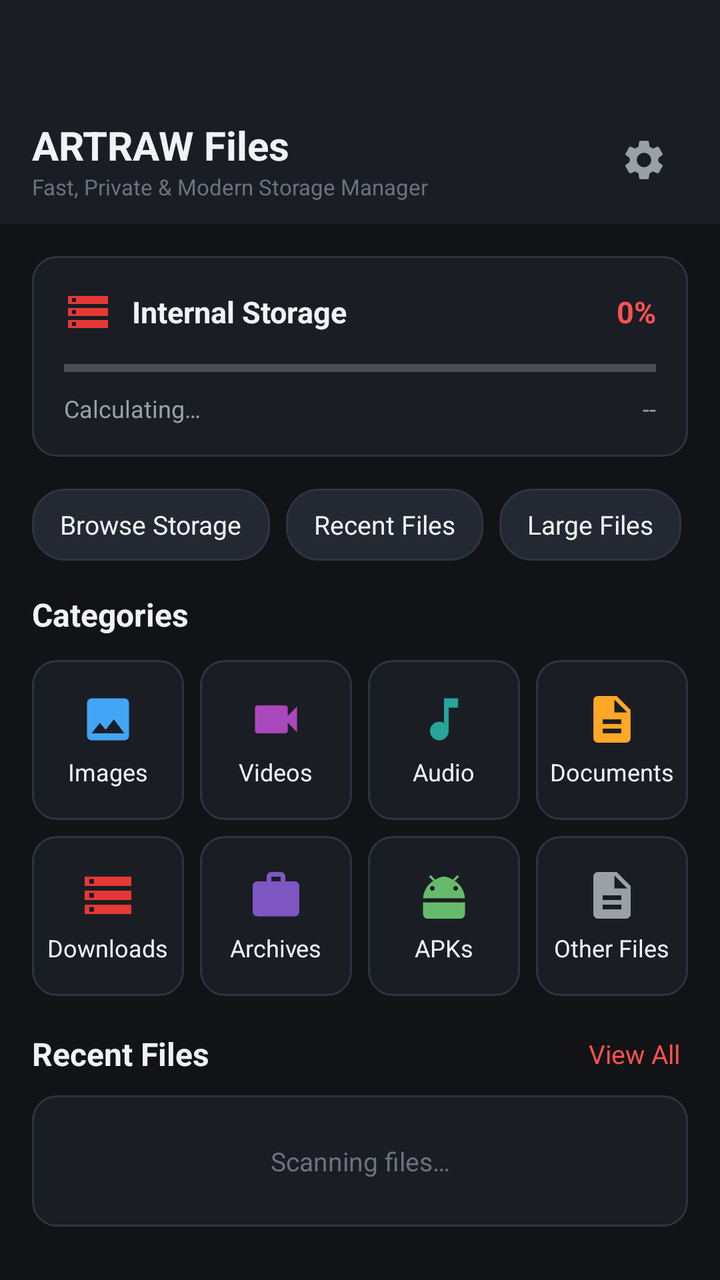
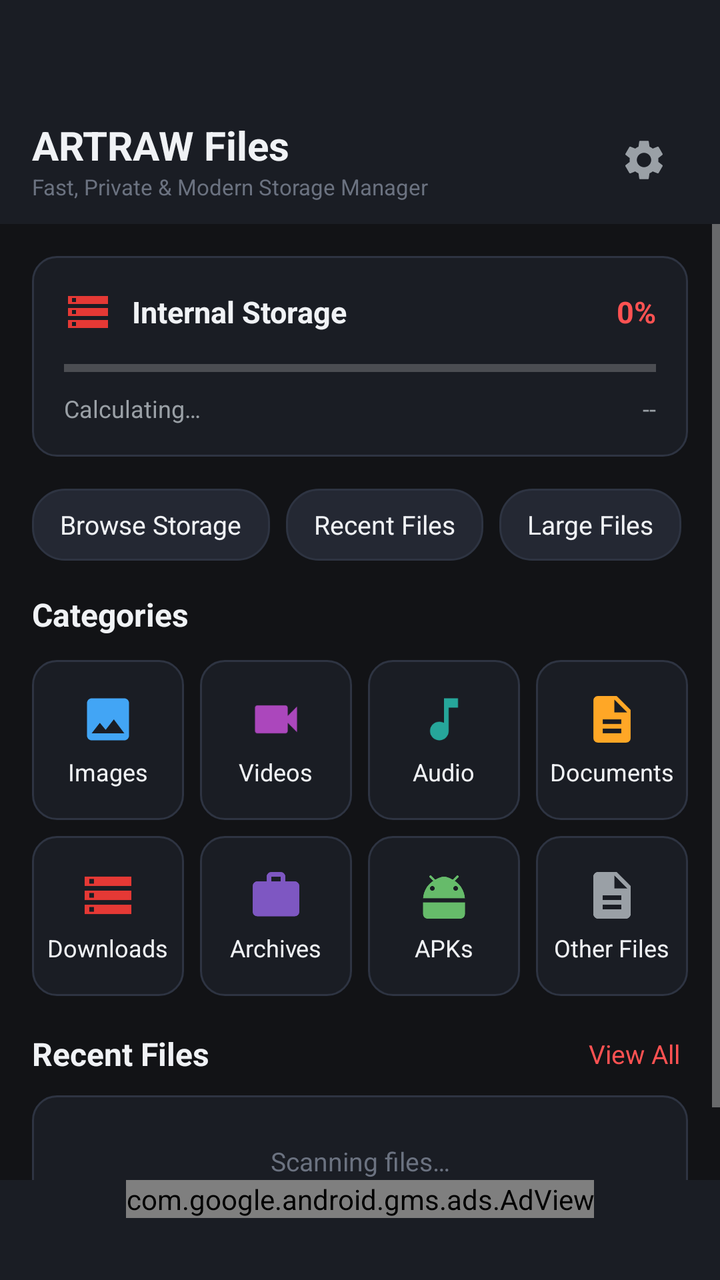

An Android layout rendered at two revisions. The XML below is the earlier revision; the diff shows what the commit changed to produce the second picture.
<!-- AndroidManifest.xml: application theme Theme.ArtrawFiles -->
<!-- res/layout/activity_main.xml -->
<?xml version="1.0" encoding="utf-8"?>
<LinearLayout xmlns:android="http://schemas.android.com/apk/res/android"
    android:layout_width="match_parent"
    android:layout_height="match_parent"
    android:orientation="vertical"
    android:background="@color/bg_dark">

    
    
    <LinearLayout
        android:id="@+id/headerMain"
        android:layout_width="match_parent"
        android:layout_height="wrap_content"
        android:orientation="vertical"
        android:background="@color/surface_dark"
        android:paddingTop="48dp">

        <RelativeLayout
            android:id="@+id/headerContentMain"
            android:layout_width="match_parent"
            android:layout_height="wrap_content"
            android:minHeight="64dp"
            android:paddingStart="16dp"
            android:paddingEnd="16dp"
            android:paddingTop="8dp"
            android:paddingBottom="8dp">

            <LinearLayout
                android:layout_width="wrap_content"
                android:layout_height="wrap_content"
                android:orientation="vertical"
                android:layout_alignParentStart="true"
                android:layout_centerVertical="true">

                <TextView
                    android:id="@+id/tvAppTitle"
                    android:layout_width="wrap_content"
                    android:layout_height="wrap_content"
                    android:text="@string/app_name"
                    android:textColor="@color/text_primary_dark"
                    android:textSize="20sp"
                    android:textStyle="bold" />

                <TextView
                    android:layout_width="wrap_content"
                    android:layout_height="wrap_content"
                    android:text="@string/app_tagline"
                    android:textColor="@color/text_tertiary_dark"
                    android:textSize="11sp" />
            </LinearLayout>

            <ImageView
                android:id="@+id/btnSettings"
                android:layout_width="44dp"
                android:layout_height="44dp"
                android:layout_alignParentEnd="true"
                android:layout_centerVertical="true"
                android:padding="10dp"
                android:background="?android:attr/selectableItemBackgroundBorderless"
                android:contentDescription="@string/nav_settings"
                android:src="@drawable/ic_settings" />
        </RelativeLayout>
    </LinearLayout>

    
    <ScrollView
        android:id="@+id/scrollMainContent"
        android:layout_width="match_parent"
        android:layout_height="0dp"
        android:layout_weight="1"
        android:clipToPadding="false"
        android:fillViewport="true">

        <LinearLayout
            android:layout_width="match_parent"
            android:layout_height="wrap_content"
            android:orientation="vertical"
            android:padding="16dp">

            
            <LinearLayout
                android:id="@+id/layoutPermissionBanner"
                android:layout_width="match_parent"
                android:layout_height="wrap_content"
                android:orientation="vertical"
                android:background="@drawable/bg_card"
                android:padding="16dp"
                android:layout_marginBottom="16dp"
                android:visibility="gone">

                <TextView
                    android:layout_width="wrap_content"
                    android:layout_height="wrap_content"
                    android:text="@string/perm_title"
                    android:textColor="@color/artraw_crimson_accent"
                    android:textSize="16sp"
                    android:textStyle="bold" />

                <TextView
                    android:layout_width="match_parent"
                    android:layout_height="wrap_content"
                    android:layout_marginTop="6dp"
                    android:text="@string/perm_desc"
                    android:textColor="@color/text_secondary_dark"
                    android:textSize="13sp" />

                <Button
                    android:id="@+id/btnGrantPermission"
                    android:layout_width="wrap_content"
                    android:layout_height="40dp"
                    android:layout_marginTop="12dp"
                    android:background="@drawable/bg_button_primary"
                    android:text="@string/perm_btn_grant"
                    android:textColor="@android:color/white"
                    android:textSize="13sp" />
            </LinearLayout>

            
            <LinearLayout
                android:id="@+id/cardStorage"
                android:layout_width="match_parent"
                android:layout_height="wrap_content"
                android:orientation="vertical"
                android:background="@drawable/bg_card"
                android:padding="16dp"
                android:layout_marginBottom="16dp">

                <RelativeLayout
                    android:layout_width="match_parent"
                    android:layout_height="wrap_content">

                    <ImageView
                        android:id="@+id/iconStorage"
                        android:layout_width="24dp"
                        android:layout_height="24dp"
                        android:src="@drawable/ic_storage"
                        android:layout_alignParentStart="true"
                        android:layout_centerVertical="true" />

                    <TextView
                        android:id="@+id/tvStorageTitle"
                        android:layout_width="wrap_content"
                        android:layout_height="wrap_content"
                        android:layout_toEndOf="@id/iconStorage"
                        android:layout_marginStart="10dp"
                        android:layout_centerVertical="true"
                        android:text="@string/storage_internal"
                        android:textColor="@color/text_primary_dark"
                        android:textSize="15sp"
                        android:textStyle="bold" />

                    <TextView
                        android:id="@+id/tvStoragePercent"
                        android:layout_width="wrap_content"
                        android:layout_height="wrap_content"
                        android:layout_alignParentEnd="true"
                        android:layout_centerVertical="true"
                        android:text="0%"
                        android:textColor="@color/artraw_crimson_accent"
                        android:textSize="15sp"
                        android:textStyle="bold" />
                </RelativeLayout>

                
                <ProgressBar
                    android:id="@+id/progressStorage"
                    style="?android:attr/progressBarStyleHorizontal"
                    android:layout_width="match_parent"
                    android:layout_height="8dp"
                    android:layout_marginTop="12dp"
                    android:max="100"
                    android:progress="0"
                    android:progressTint="@color/artraw_crimson" />

                <RelativeLayout
                    android:layout_width="match_parent"
                    android:layout_height="wrap_content"
                    android:layout_marginTop="8dp">

                    <TextView
                        android:id="@+id/tvStorageUsed"
                        android:layout_width="wrap_content"
                        android:layout_height="wrap_content"
                        android:layout_alignParentStart="true"
                        android:text="Calculating…"
                        android:textColor="@color/text_secondary_dark"
                        android:textSize="12sp" />

                    <TextView
                        android:id="@+id/tvStorageFree"
                        android:layout_width="wrap_content"
                        android:layout_height="wrap_content"
                        android:layout_alignParentEnd="true"
                        android:text="--"
                        android:textColor="@color/text_secondary_dark"
                        android:textSize="12sp" />
                </RelativeLayout>
            </LinearLayout>

            
            <HorizontalScrollView
                android:layout_width="match_parent"
                android:layout_height="wrap_content"
                android:scrollbars="none"
                android:layout_marginBottom="16dp">

                <LinearLayout
                    android:layout_width="wrap_content"
                    android:layout_height="wrap_content"
                    android:orientation="horizontal">

                    <TextView
                        android:id="@+id/chipBrowseAll"
                        android:layout_width="wrap_content"
                        android:layout_height="36dp"
                        android:background="@drawable/bg_badge"
                        android:gravity="center"
                        android:paddingStart="14dp"
                        android:paddingEnd="14dp"
                        android:text="@string/action_browse_all"
                        android:textColor="@color/text_primary_dark"
                        android:textSize="13sp" />

                    <TextView
                        android:id="@+id/chipRecent"
                        android:layout_width="wrap_content"
                        android:layout_height="36dp"
                        android:layout_marginStart="8dp"
                        android:background="@drawable/bg_badge"
                        android:gravity="center"
                        android:paddingStart="14dp"
                        android:paddingEnd="14dp"
                        android:text="@string/action_recent"
                        android:textColor="@color/text_primary_dark"
                        android:textSize="13sp" />

                    <TextView
                        android:id="@+id/chipLargeFiles"
                        android:layout_width="wrap_content"
                        android:layout_height="36dp"
                        android:layout_marginStart="8dp"
                        android:background="@drawable/bg_badge"
                        android:gravity="center"
                        android:paddingStart="14dp"
                        android:paddingEnd="14dp"
                        android:text="@string/action_large_files"
                        android:textColor="@color/text_primary_dark"
                        android:textSize="13sp" />

                    <TextView
                        android:id="@+id/chipDuplicates"
                        android:layout_width="wrap_content"
                        android:layout_height="36dp"
                        android:layout_marginStart="8dp"
                        android:background="@drawable/bg_badge"
                        android:gravity="center"
                        android:paddingStart="14dp"
                        android:paddingEnd="14dp"
                        android:text="@string/action_duplicates"
                        android:textColor="@color/text_primary_dark"
                        android:textSize="13sp" />
                </LinearLayout>
            </HorizontalScrollView>

            
            <TextView
                android:layout_width="wrap_content"
                android:layout_height="wrap_content"
                android:text="Categories"
                android:textColor="@color/text_primary_dark"
                android:textSize="16sp"
                android:textStyle="bold"
                android:layout_marginBottom="12dp" />

            
            <LinearLayout
                android:layout_width="match_parent"
                android:layout_height="wrap_content"
                android:orientation="horizontal"
                android:layout_marginBottom="8dp">

                
                <LinearLayout
                    android:id="@+id/catImages"
                    android:layout_width="0dp"
                    android:layout_height="80dp"
                    android:layout_weight="1"
                    android:orientation="vertical"
                    android:background="@drawable/bg_card"
                    android:gravity="center"
                    android:clickable="true"
                    android:focusable="true">

                    <ImageView
                        android:layout_width="28dp"
                        android:layout_height="28dp"
                        android:src="@drawable/ic_image" />

                    <TextView
                        android:layout_width="wrap_content"
                        android:layout_height="wrap_content"
                        android:layout_marginTop="4dp"
                        android:text="@string/cat_images"
                        android:textColor="@color/text_primary_dark"
                        android:textSize="12sp" />
                </LinearLayout>

                
                <LinearLayout
                    android:id="@+id/catVideos"
                    android:layout_width="0dp"
                    android:layout_height="80dp"
                    android:layout_weight="1"
                    android:layout_marginStart="8dp"
                    android:orientation="vertical"
                    android:background="@drawable/bg_card"
                    android:gravity="center"
                    android:clickable="true"
                    android:focusable="true">

                    <ImageView
                        android:layout_width="28dp"
                        android:layout_height="28dp"
                        android:src="@drawable/ic_video" />

                    <TextView
                        android:layout_width="wrap_content"
                        android:layout_height="wrap_content"
                        android:layout_marginTop="4dp"
                        android:text="@string/cat_videos"
                        android:textColor="@color/text_primary_dark"
                        android:textSize="12sp" />
                </LinearLayout>

                
                <LinearLayout
                    android:id="@+id/catAudio"
                    android:layout_width="0dp"
                    android:layout_height="80dp"
                    android:layout_weight="1"
                    android:layout_marginStart="8dp"
                    android:orientation="vertical"
                    android:background="@drawable/bg_card"
                    android:gravity="center"
                    android:clickable="true"
                    android:focusable="true">

                    <ImageView
                        android:layout_width="28dp"
                        android:layout_height="28dp"
                        android:src="@drawable/ic_audio" />

                    <TextView
                        android:layout_width="wrap_content"
                        android:layout_height="wrap_content"
                        android:layout_marginTop="4dp"
                        android:text="@string/cat_audio"
                        android:textColor="@color/text_primary_dark"
                        android:textSize="12sp" />
                </LinearLayout>

                
                <LinearLayout
                    android:id="@+id/catDocuments"
                    android:layout_width="0dp"
                    android:layout_height="80dp"
                    android:layout_weight="1"
                    android:layout_marginStart="8dp"
                    android:orientation="vertical"
                    android:background="@drawable/bg_card"
                    android:gravity="center"
                    android:clickable="true"
                    android:focusable="true">

                    <ImageView
                        android:layout_width="28dp"
                        android:layout_height="28dp"
                        android:src="@drawable/ic_document" />

                    <TextView
                        android:layout_width="wrap_content"
                        android:layout_height="wrap_content"
                        android:layout_marginTop="4dp"
                        android:text="@string/cat_documents"
                        android:textColor="@color/text_primary_dark"
                        android:textSize="12sp" />
                </LinearLayout>
            </LinearLayout>

            
            <LinearLayout
                android:layout_width="match_parent"
                android:layout_height="wrap_content"
                android:orientation="horizontal"
                android:layout_marginBottom="16dp">

                
                <LinearLayout
                    android:id="@+id/catDownloads"
                    android:layout_width="0dp"
                    android:layout_height="80dp"
                    android:layout_weight="1"
                    android:orientation="vertical"
                    android:background="@drawable/bg_card"
                    android:gravity="center"
                    android:clickable="true"
                    android:focusable="true">

                    <ImageView
                        android:layout_width="28dp"
                        android:layout_height="28dp"
                        android:src="@drawable/ic_storage" />

                    <TextView
                        android:layout_width="wrap_content"
                        android:layout_height="wrap_content"
                        android:layout_marginTop="4dp"
                        android:text="@string/cat_downloads"
                        android:textColor="@color/text_primary_dark"
                        android:textSize="12sp" />
                </LinearLayout>

                
                <LinearLayout
                    android:id="@+id/catArchives"
                    android:layout_width="0dp"
                    android:layout_height="80dp"
                    android:layout_weight="1"
                    android:layout_marginStart="8dp"
                    android:orientation="vertical"
                    android:background="@drawable/bg_card"
                    android:gravity="center"
                    android:clickable="true"
                    android:focusable="true">

                    <ImageView
                        android:layout_width="28dp"
                        android:layout_height="28dp"
                        android:src="@drawable/ic_archive" />

                    <TextView
                        android:layout_width="wrap_content"
                        android:layout_height="wrap_content"
                        android:layout_marginTop="4dp"
                        android:text="@string/cat_archives"
                        android:textColor="@color/text_primary_dark"
                        android:textSize="12sp" />
                </LinearLayout>

                
                <LinearLayout
                    android:id="@+id/catApks"
                    android:layout_width="0dp"
                    android:layout_height="80dp"
                    android:layout_weight="1"
                    android:layout_marginStart="8dp"
                    android:orientation="vertical"
                    android:background="@drawable/bg_card"
                    android:gravity="center"
                    android:clickable="true"
                    android:focusable="true">

                    <ImageView
                        android:layout_width="28dp"
                        android:layout_height="28dp"
                        android:src="@drawable/ic_apk" />

                    <TextView
                        android:layout_width="wrap_content"
                        android:layout_height="wrap_content"
                        android:layout_marginTop="4dp"
                        android:text="@string/cat_apks"
                        android:textColor="@color/text_primary_dark"
                        android:textSize="12sp" />
                </LinearLayout>

                
                <LinearLayout
                    android:id="@+id/catOther"
                    android:layout_width="0dp"
                    android:layout_height="80dp"
                    android:layout_weight="1"
                    android:layout_marginStart="8dp"
                    android:orientation="vertical"
                    android:background="@drawable/bg_card"
                    android:gravity="center"
                    android:clickable="true"
                    android:focusable="true">

                    <ImageView
                        android:layout_width="28dp"
                        android:layout_height="28dp"
                        android:src="@drawable/ic_file" />

                    <TextView
                        android:layout_width="wrap_content"
                        android:layout_height="wrap_content"
                        android:layout_marginTop="4dp"
                        android:text="@string/cat_other"
                        android:textColor="@color/text_primary_dark"
                        android:textSize="12sp" />
                </LinearLayout>
            </LinearLayout>

            
            <RelativeLayout
                android:layout_width="match_parent"
                android:layout_height="wrap_content"
                android:layout_marginBottom="8dp">

                <TextView
                    android:layout_width="wrap_content"
                    android:layout_height="wrap_content"
                    android:text="@string/action_recent"
                    android:textColor="@color/text_primary_dark"
                    android:textSize="16sp"
                    android:textStyle="bold"
                    android:layout_alignParentStart="true"
                    android:layout_centerVertical="true" />

                <TextView
                    android:id="@+id/btnViewAllRecent"
                    android:layout_width="wrap_content"
                    android:layout_height="wrap_content"
                    android:layout_alignParentEnd="true"
                    android:layout_centerVertical="true"
                    android:text="View All"
                    android:textColor="@color/artraw_crimson_accent"
                    android:textSize="13sp"
                    android:padding="4dp" />
            </RelativeLayout>

            
            <LinearLayout
                android:id="@+id/layoutRecentList"
                android:layout_width="match_parent"
                android:layout_height="wrap_content"
                android:orientation="vertical"
                android:background="@drawable/bg_card"
                android:padding="8dp">

                <TextView
                    android:id="@+id/tvRecentEmpty"
                    android:layout_width="match_parent"
                    android:layout_height="wrap_content"
                    android:gravity="center"
                    android:padding="16dp"
                    android:text="@string/state_loading"
                    android:textColor="@color/text_tertiary_dark"
                    android:textSize="13sp" />
            </LinearLayout>
        </LinearLayout>
    </ScrollView>
</LinearLayout>
<!-- resources referenced by this layout -->
<resources>
  <color name="artraw_crimson">#E53935</color>
  <color name="artraw_crimson_accent">#FF5252</color>
  <color name="bg_dark">#121316</color>
  <color name="surface_dark">#1A1D24</color>
  <color name="text_primary_dark">#F0F2F5</color>
  <color name="text_secondary_dark">#9AA0A6</color>
  <color name="text_tertiary_dark">#6B7280</color>
  <!-- drawable bg_badge (drawable) -->
  <?xml version="1.0" encoding="utf-8"?>
  <shape xmlns:android="http://schemas.android.com/apk/res/android"
      android:shape="rectangle">
      <solid android:color="@color/surface_elevated_dark" />
      <corners android:radius="16dp" />
      <stroke
          android:width="1dp"
          android:color="@color/border_dark" />
  </shape>
  <!-- drawable bg_button_primary (drawable) -->
  <?xml version="1.0" encoding="utf-8"?>
  <shape xmlns:android="http://schemas.android.com/apk/res/android"
      android:shape="rectangle">
      <solid android:color="@color/artraw_crimson" />
      <corners android:radius="8dp" />
  </shape>
  <!-- drawable bg_card (drawable) -->
  <?xml version="1.0" encoding="utf-8"?>
  <shape xmlns:android="http://schemas.android.com/apk/res/android"
      android:shape="rectangle">
      <solid android:color="@color/surface_dark" />
      <corners android:radius="12dp" />
      <stroke
          android:width="1dp"
          android:color="@color/border_dark" />
  </shape>
  <!-- drawable ic_audio (drawable) -->
  <vector xmlns:android="http://schemas.android.com/apk/res/android"
      android:width="24dp"
      android:height="24dp"
      android:viewportWidth="24"
      android:viewportHeight="24">
      <path
          android:fillColor="#26A69A"
          android:pathData="M12,3v10.55c-0.59,-0.34 -1.27,-0.55 -2,-0.55 -2.21,0 -4,1.79 -4,4s1.79,4 4,4 4,-1.79 4,-4V7h4V3h-6z"/>
  </vector>
  <!-- drawable ic_storage (drawable) -->
  <vector xmlns:android="http://schemas.android.com/apk/res/android"
      android:width="24dp"
      android:height="24dp"
      android:viewportWidth="24"
      android:viewportHeight="24">
      <path
          android:fillColor="#E53935"
          android:pathData="M2,20h20v-4H2v4zm2,-3h2v2H4v-2zM2,4v4h20V4H2zm4,3H4V5h2v2zm-4,7h20v-4H2v4zm2,-3h2v2H4v-2z"/>
  </vector>
  <string name="action_browse_all">Browse Storage</string>
  <string name="action_duplicates">Duplicate Finder</string>
  <string name="action_large_files">Large Files</string>
  <string name="action_recent">Recent Files</string>
  <string name="app_name">ARTRAW Files</string>
  <string name="app_tagline">Fast, Private &amp; Modern Storage Manager</string>
  <string name="cat_apks">APKs</string>
  <string name="cat_archives">Archives</string>
  <string name="cat_audio">Audio</string>
  <string name="cat_documents">Documents</string>
  <string name="cat_downloads">Downloads</string>
  <string name="cat_images">Images</string>
  <string name="cat_other">Other Files</string>
  <string name="cat_videos">Videos</string>
  <string name="nav_settings">Settings</string>
  <string name="perm_btn_grant">Grant All Files Access</string>
  <string name="perm_desc">ARTRAW Files requires All Files Access permission to browse, copy, organize, and inspect files on your device. Android 11+ manages file access via system settings.</string>
  <string name="perm_title">Storage Access Required</string>
  <string name="state_loading">Scanning files…</string>
  <string name="storage_internal">Internal Storage</string>
  <color name="surface_elevated_dark">#242833</color>
  <color name="border_dark">#2E3442</color>
  <color name="artraw_crimson_dark">#B71C1C</color>
  <!-- unchanged entries left out for length: 8 -->
</resources>

<!-- the commit's change to res/layout/activity_main.xml (unified diff, before → after) -->
@@ -551,4 +551,23 @@
             </LinearLayout>
         </LinearLayout>
     </ScrollView>
+
+    
+    <FrameLayout
+        android:id="@+id/layoutAdContainer"
+        android:layout_width="match_parent"
+        android:layout_height="wrap_content"
+        android:minHeight="50dp"
+        android:background="@color/surface_dark"
+        android:gravity="center">
+
+        <com.google.android.gms.ads.AdView
+            xmlns:ads="http://schemas.android.com/apk/res-auto"
+            android:id="@+id/adView"
+            android:layout_width="wrap_content"
+            android:layout_height="wrap_content"
+            android:layout_gravity="center_horizontal"
+            ads:adSize="BANNER"
+            ads:adUnitId="@string/admob_banner_ad_unit_id" />
+    </FrameLayout>
 </LinearLayout>
<!-- resource entries referenced after the edit -->
@@ -58,6 +58,7 @@
   <string name="action_duplicates">Duplicate Finder</string>
   <string name="action_large_files">Large Files</string>
   <string name="action_recent">Recent Files</string>
+  <string name="admob_banner_ad_unit_id" translatable="false">ca-app-pub-9417083543459963/1228883736</string>
   <string name="app_name">ARTRAW Files</string>
   <string name="app_tagline">Fast, Private &amp; Modern Storage Manager</string>
   <string name="cat_apks">APKs</string>
